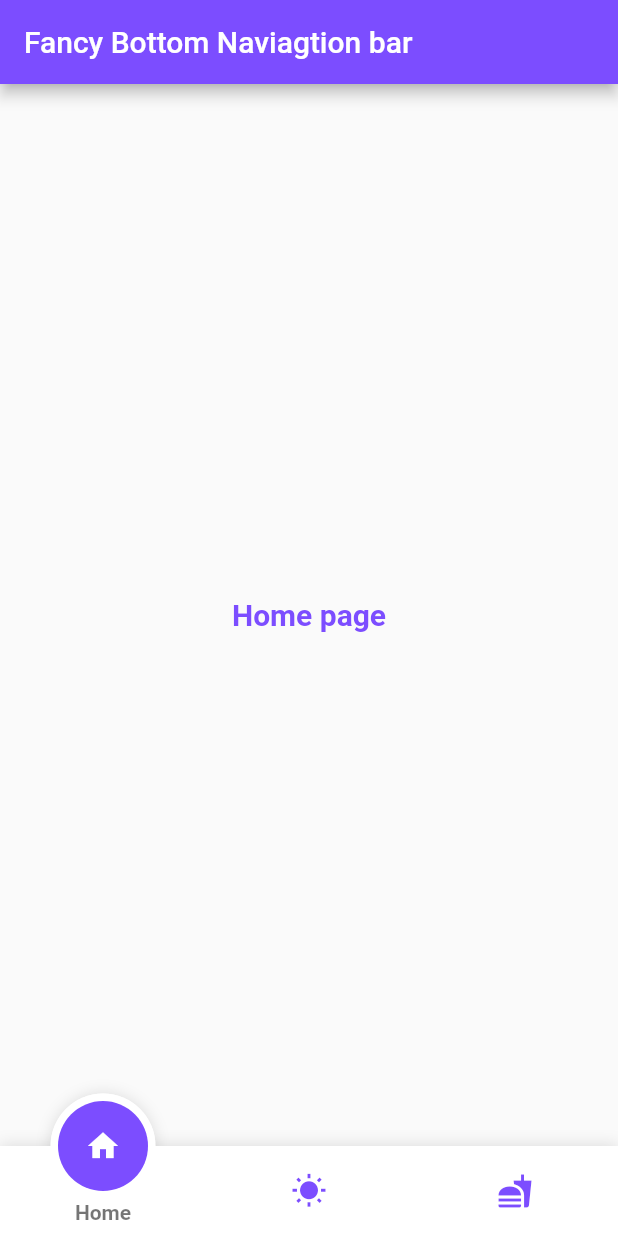
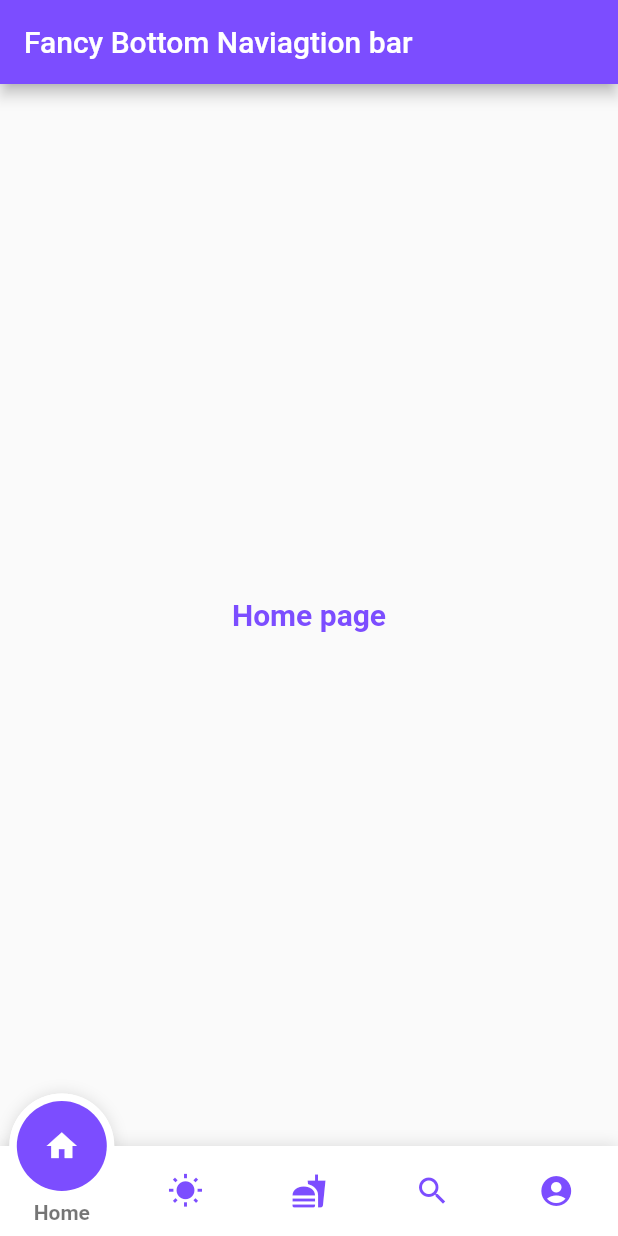
Before and after one commit to archanapunitha/animated_navigation_bar, a Flutter app: the screen it shows after launch, on a phone screen of 412 x 824 dp. Run offline on Flutter 3.47's test engine with Material 2 defaults, Android fonts, the phone set to English and light mode, and no system bars; drawn by our look-alikes of fancy_bottom_navigation.

Commit message:
update home apge

```diff
--- a/lib/HomePage.dart
+++ b/lib/HomePage.dart
@@ -25,6 +25,8 @@ class _HomePageState extends State<HomePage> {
           TabData(iconData: Icons.home,title: "Home"),
           TabData(iconData: Icons.wb_sunny,title: "Weather"),
           TabData(iconData: Icons.fastfood,title: "Foody Cart"),
+          TabData(iconData: Icons.search,title: "search"),
+          TabData(iconData: Icons.account_circle,title: "Account")
         ],
         onTabChangedListener: (int position){
           setState(() {
```
